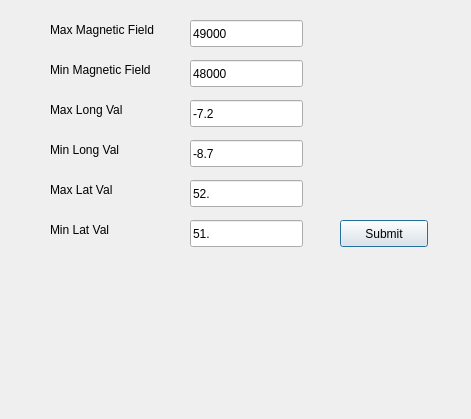
franktb/MagnetometryGui, file ui_elements/remove_outlier_dialog.ui: the form before one commit.
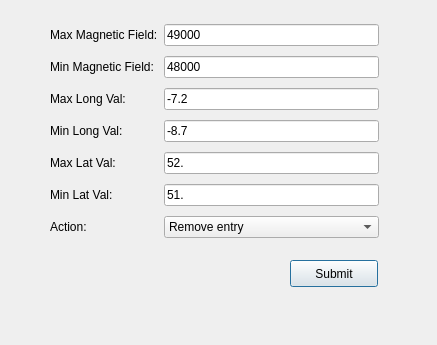
The form after the commit.

Commit message: polished dialogs ui; start of action probagation to tree data

```diff
--- a/ui_elements/remove_outlier_dialog.ui
+++ b/ui_elements/remove_outlier_dialog.ui
@@ -6,122 +6,18 @@
    <rect>
     <x>0</x>
     <y>0</y>
-    <width>471</width>
-    <height>419</height>
+    <width>437</width>
+    <height>345</height>
    </rect>
   </property>
   <property name="windowTitle">
    <string>Remove Outlier</string>
   </property>
-  <widget class="QLineEdit" name="lineEdit_maxMagField">
-   <property name="geometry">
-    <rect>
-     <x>190</x>
-     <y>20</y>
-     <width>113</width>
-     <height>27</height>
-    </rect>
-   </property>
-   <property name="text">
-    <string>49000</string>
-   </property>
-  </widget>
-  <widget class="QLineEdit" name="lineEdit_minMagField">
-   <property name="geometry">
-    <rect>
-     <x>190</x>
-     <y>60</y>
-     <width>113</width>
-     <height>27</height>
-    </rect>
-   </property>
-   <property name="text">
-    <string>48000</string>
-   </property>
-  </widget>
-  <widget class="QLineEdit" name="lineEdit_maxLongVal">
-   <property name="geometry">
-    <rect>
-     <x>190</x>
-     <y>100</y>
-     <width>113</width>
-     <height>27</height>
-    </rect>
-   </property>
-   <property name="text">
-    <string>-7.2</string>
-   </property>
-  </widget>
-  <widget class="QLineEdit" name="lineEdit_minLongVal">
-   <property name="geometry">
-    <rect>
-     <x>190</x>
-     <y>140</y>
-     <width>113</width>
-     <height>27</height>
-    </rect>
-   </property>
-   <property name="text">
-    <string>-8.7</string>
-   </property>
-  </widget>
-  <widget class="QLabel" name="label">
-   <property name="geometry">
-    <rect>
-     <x>50</x>
-     <y>20</y>
-     <width>141</width>
-     <height>19</height>
-    </rect>
-   </property>
-   <property name="text">
-    <string>Max Magnetic Field</string>
-   </property>
-  </widget>
-  <widget class="QLabel" name="label_2">
-   <property name="geometry">
-    <rect>
-     <x>50</x>
-     <y>60</y>
-     <width>131</width>
-     <height>20</height>
-    </rect>
-   </property>
-   <property name="text">
-    <string>Min Magnetic Field</string>
-   </property>
-  </widget>
-  <widget class="QLabel" name="label_3">
-   <property name="geometry">
-    <rect>
-     <x>50</x>
-     <y>100</y>
-     <width>101</width>
-     <height>20</height>
-    </rect>
-   </property>
-   <property name="text">
-    <string>Max Long Val</string>
-   </property>
-  </widget>
-  <widget class="QLabel" name="label_4">
-   <property name="geometry">
-    <rect>
-     <x>50</x>
-     <y>140</y>
-     <width>91</width>
-     <height>19</height>
-    </rect>
-   </property>
-   <property name="text">
-    <string>Min Long Val</string>
-   </property>
-  </widget>
   <widget class="QPushButton" name="submitButton">
    <property name="geometry">
     <rect>
-     <x>340</x>
-     <y>220</y>
+     <x>290</x>
+     <y>260</y>
      <width>88</width>
      <height>27</height>
     </rect>
@@ -130,57 +26,127 @@
     <string>Submit</string>
    </property>
   </widget>
-  <widget class="QLineEdit" name="lineEdit_minLatVal">
+  <widget class="QWidget" name="">
    <property name="geometry">
     <rect>
-     <x>190</x>
-     <y>220</y>
-     <width>113</width>
-     <height>27</height>
-    </rect>
-   </property>
-   <property name="text">
-    <string>51.</string>
-   </property>
-  </widget>
-  <widget class="QLineEdit" name="lineEdit_maxLatVal">
-   <property name="geometry">
-    <rect>
-     <x>190</x>
-     <y>180</y>
-     <width>113</width>
-     <height>27</height>
-    </rect>
-   </property>
-   <property name="text">
-    <string>52.</string>
-   </property>
-  </widget>
-  <widget class="QLabel" name="label_5">
-   <property name="geometry">
-    <rect>
      <x>50</x>
-     <y>220</y>
-     <width>91</width>
-     <height>20</height>
+     <y>20</y>
+     <width>329</width>
+     <height>227</height>
     </rect>
    </property>
-   <property name="text">
-    <string>Min Lat Val</string>
-   </property>
-  </widget>
-  <widget class="QLabel" name="label_6">
-   <property name="geometry">
-    <rect>
-     <x>50</x>
-     <y>180</y>
-     <width>91</width>
-     <height>20</height>
-    </rect>
-   </property>
-   <property name="text">
-    <string>Max Lat Val</string>
-   </property>
+   <layout class="QGridLayout" name="gridLayout">
+    <item row="0" column="0">
+     <widget class="QLabel" name="label">
+      <property name="text">
+       <string>Max Magnetic Field:</string>
+      </property>
+     </widget>
+    </item>
+    <item row="0" column="1">
+     <widget class="QLineEdit" name="lineEdit_maxMagField">
+      <property name="text">
+       <string>49000</string>
+      </property>
+     </widget>
+    </item>
+    <item row="1" column="0">
+     <widget class="QLabel" name="label_2">
+      <property name="text">
+       <string>Min Magnetic Field:</string>
+      </property>
+     </widget>
+    </item>
+    <item row="1" column="1">
+     <widget class="QLineEdit" name="lineEdit_minMagField">
+      <property name="text">
+       <string>48000</string>
+      </property>
+     </widget>
+    </item>
+    <item row="2" column="0">
+     <widget class="QLabel" name="label_3">
+      <property name="text">
+       <string>Max Long Val:</string>
+      </property>
+     </widget>
+    </item>
+    <item row="2" column="1">
+     <widget class="QLineEdit" name="lineEdit_maxLongVal">
+      <property name="text">
+       <string>-7.2</string>
+      </property>
+     </widget>
+    </item>
+    <item row="3" column="0">
+     <widget class="QLabel" name="label_4">
+      <property name="text">
+       <string>Min Long Val:</string>
+      </property>
+     </widget>
+    </item>
+    <item row="3" column="1">
+     <widget class="QLineEdit" name="lineEdit_minLongVal">
+      <property name="text">
+       <string>-8.7</string>
+      </property>
+     </widget>
+    </item>
+    <item row="4" column="0">
+     <widget class="QLabel" name="label_6">
+      <property name="text">
+       <string>Max Lat Val:</string>
+      </property>
+     </widget>
+    </item>
+    <item row="4" column="1">
+     <widget class="QLineEdit" name="lineEdit_maxLatVal">
+      <property name="text">
+       <string>52.</string>
+      </property>
+     </widget>
+    </item>
+    <item row="5" column="0">
+     <widget class="QLabel" name="label_5">
+      <property name="text">
+       <string>Min Lat Val:</string>
+      </property>
+     </widget>
+    </item>
+    <item row="5" column="1">
+     <widget class="QLineEdit" name="lineEdit_minLatVal">
+      <property name="text">
+       <string>51.</string>
+      </property>
+     </widget>
+    </item>
+    <item row="6" column="0">
+     <widget class="QLabel" name="label_7">
+      <property name="text">
+       <string>Action:</string>
+      </property>
+     </widget>
+    </item>
+    <item row="6" column="1">
+     <widget class="QComboBox" name="comboBox">
+      <item>
+       <property name="text">
+        <string>Remove entry</string>
+       </property>
+      </item>
+      <item>
+       <property name="text">
+        <string>Use last value</string>
+       </property>
+      </item>
+      <item>
+       <property name="text">
+        <string>Interpolate neighbours</string>
+       </property>
+      </item>
+     </widget>
+    </item>
+   </layout>
   </widget>
  </widget>
  <resources/>
```
The commit also changes 8 other files.
